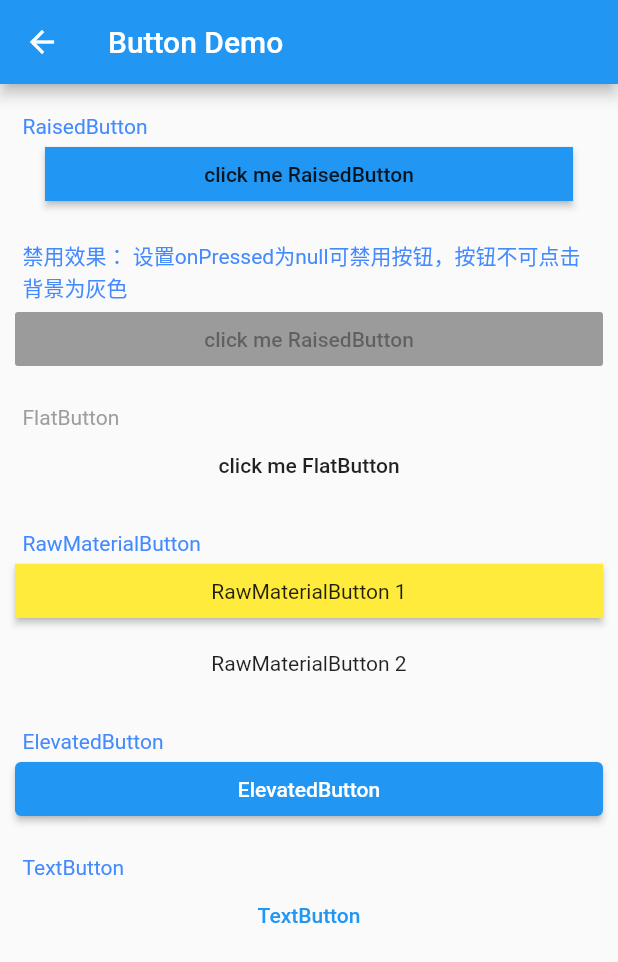
After one commit to kkhu/flutter-demos, a Flutter app: the ButtonWidgetDemo screen opened by its route, on a phone screen of 412 x 824 dp. The commit adds this screen. Shown: the top 962 px of the screen. Run offline on Flutter 3.47's test engine with Material 2 defaults, Android fonts, the phone set to English and light mode, and no system bars.

Commit message:
add from demo

```diff
--- a/lib/main.dart
+++ b/lib/main.dart
@@ -7,6 +7,9 @@ import 'package:flutter_demos/widgets/listview_demo.dart';
 import 'package:flutter_demos/widgets/gridview_demo.dart';
 import 'package:flutter_demos/widgets/table_demo.dart';
 import 'package:flutter_demos/widgets/flow_demo.dart';
+import 'package:flutter_demos/widgets/button_demo.dart';
+import 'package:flutter_demos/widgets/form_demo.dart';
+
 void main() => runApp(App());
 
 class App extends StatelessWidget {
@@ -23,6 +26,8 @@ class App extends StatelessWidget {
         '/gridViewWidgetDemo': (context) => GridViewWidgetDemo(),
         '/tableWidgetDemo': (context) => TableWidgetDemo(),
         '/flowWidgetDemo': (context) => FlowWidgetDemo(),
+        '/buttonWidgetDemo': (context) => ButtonWidgetDemo(),
+        '/formWidgetDemo': (context) => FormWidgetDemo(),
       },
       // initialRoute: '/textWidgetDemo',
       debugShowMaterialGrid: false,
@@ -39,6 +44,7 @@ class Home extends StatelessWidget {
         title: Text('Home'),
       ),
       body: ListView(
+        padding: EdgeInsets.fromLTRB(10, 0, 10, 0),
         children: [
           RaisedButton(
             child: Text('Text Widget Demo'),
@@ -88,6 +94,18 @@ class Home extends StatelessWidget {
               Navigator.pushNamed(context, '/flowWidgetDemo');
             },
           ),
+          RaisedButton(
+            child: Text('Button Widget Demo'),
+            onPressed: () {
+              Navigator.pushNamed(context, '/buttonWidgetDemo');
+            },
+          ),
+           RaisedButton(
+            child: Text('Form Widget Demo'),
+            onPressed: () {
+              Navigator.pushNamed(context, '/formWidgetDemo');
+            },
+          ),
         ],
       )
     );
--- /dev/null
+++ b/lib/widgets/button_demo.dart
@@ -0,0 +1,128 @@
+import 'package:flutter/material.dart';
+
+/**
+
+按钮组件
+
+RaisedButton
+一个凸起材质的按钮
+  背景颜色:
+    color
+    RaisedButton(
+      color: Colors.blue,
+    ),
+
+  按钮形状，默认矩形
+    shape：
+      CircleBorder 圆形
+      StadiumBorder 圆角
+      RoundedRectangleBorder 矩形
+    RaisedButton(
+      shape: CircleBorder(),
+    ),
+
+  点击背景时动画效果颜色
+    splashColor
+    RaisedButton(
+      splashColor: Colors.red,
+    ),
+
+ElevatedButton
+
+FlatButton
+扁平的按钮
+
+RawMaterialButton
+
+TextButton
+
+*/
+
+class ButtonWidgetDemo extends StatelessWidget {
+  @override
+  Widget build(BuildContext context) {
+    return Scaffold(
+      appBar: AppBar(
+        title: Text('Button Demo'),
+      ),
+      body: ListView(
+        padding: EdgeInsets.fromLTRB(10, 0, 10, 0),
+        children: [
+          Container(
+            margin: EdgeInsets.fromLTRB(5, 20, 5, 0),
+            child: Text('RaisedButton', style: TextStyle(color: Colors.blueAccent),),
+          ),
+          Container(
+            width: 200.0,
+            // height: 100,
+            // margin: EdgeInsets.fromLTRB(5, 20, 5, 0),
+            padding: EdgeInsets.fromLTRB(20, 0, 20, 0),
+            child: RaisedButton(
+              // borderRadius: BorderRadius.circular(10),
+              color: Colors.blue, // 按钮背景颜色
+              focusColor: Colors.green,
+              shape: BeveledRectangleBorder(),
+              // shape: StadiumBorder(),
+              // shape: RoundedRectangleBorder(),  // 按钮的形状
+              // shape: CircleBorder(),  // 按钮的形状
+              splashColor: Colors.red, // 点击背景时动画效果颜色
+              onPressed: () {},
+              // elevation: 100,
+              child: Text('click me RaisedButton'),
+            )
+          ),
+          Container(
+            margin: EdgeInsets.fromLTRB(5, 20, 5, 0),
+            child: Text('禁用效果： 设置onPressed为null可禁用按钮，按钮不可点击背景为灰色', style: TextStyle(color: Colors.blueAccent),),
+          ),
+          RaisedButton(
+            color: Colors.blue,
+            onPressed: null,
+            child: Text('click me RaisedButton'),
+          ),
+          Container(
+            margin: EdgeInsets.fromLTRB(5, 20, 5, 0),
+            child: Text('FlatButton', style: TextStyle(color: Colors.grey),),
+          ),
+          FlatButton(
+            onPressed: () {},
+            child: Text('click me FlatButton'),
+          ),
+          Container(
+            margin: EdgeInsets.fromLTRB(5, 20, 5, 0),
+            child: Text('RawMaterialButton', style: TextStyle(color: Colors.blueAccent),),
+          ),
+          RawMaterialButton(
+            shape: BeveledRectangleBorder(),
+            fillColor: Colors.yellow,
+            onPressed: () {},
+            child: Text('RawMaterialButton 1'),
+          ),
+          RawMaterialButton(
+            shape: BeveledRectangleBorder(),
+            splashColor: Colors.red,  // 按钮背景颜色
+            elevation: 50,
+            onPressed: () {},
+            child: Text('RawMaterialButton 2'),
+          ),
+          Container(
+            margin: EdgeInsets.fromLTRB(5, 20, 5, 0),
+            child: Text('ElevatedButton ', style: TextStyle(color: Colors.blueAccent),),
+          ),
+          ElevatedButton(
+            onPressed: () {},
+            child: Text('ElevatedButton'),
+          ),
+          Container(
+            margin: EdgeInsets.fromLTRB(5, 20, 5, 0),
+            child: Text('TextButton ', style: TextStyle(color: Colors.blueAccent),),
+          ),
+          TextButton(
+            onPressed: () {},
+            child: Text('TextButton'),
+          ),
+        ],
+      )
+    );
+  }
+}
--- a/lib/widgets/container_demo.dart
+++ b/lib/widgets/container_demo.dart
@@ -1,8 +1,8 @@
 import 'dart:ui';
 import 'package:flutter/material.dart';
-import 'package:flutter/services.dart';
 
 /*
+
 容器组件
 
 */
--- /dev/null
+++ b/lib/widgets/form_demo.dart
@@ -0,0 +1,65 @@
+import 'package:flutter/material.dart';
+
+/*
+
+Form表单组件
+
+
+*/
+
+class FormWidgetDemo extends StatelessWidget {
+  @override
+  Widget build(BuildContext context) {
+    return Scaffold(
+      appBar: AppBar(
+        title: Text('Form Demo'),
+      ),
+      body: ListView(
+        padding: EdgeInsets.all(10),
+        children: [
+          Container(
+            alignment: Alignment.center,
+            child: Text(
+              'Register',
+              style: TextStyle(
+                fontSize: 28,
+              ),
+            )
+          ),
+          Container(
+            decoration: BoxDecoration(
+              border: Border.all(
+                color: Colors.black,
+                width: 1
+              ),
+            ),
+            child: Row(
+              children: [
+                Text('UserName:'),
+                // TextFormField(
+                //   decoration: InputDecoration(
+                //     hintText: 'Please enter your user name',
+                //     labelText: 'UserName:',
+                //   ),
+                // ),
+              ],
+            ),
+          ),
+          TextFormField(
+            decoration: InputDecoration(
+              hintText: 'Please enter your user name',
+              labelText: 'UserName:',
+            ),
+          ),
+          Padding(
+            padding: EdgeInsets.all(10),
+            child: ElevatedButton(
+              onPressed: () {},
+              child: Text('Submit'),
+            ),
+          ),
+        ],
+      )
+    );
+  }
+}
```
